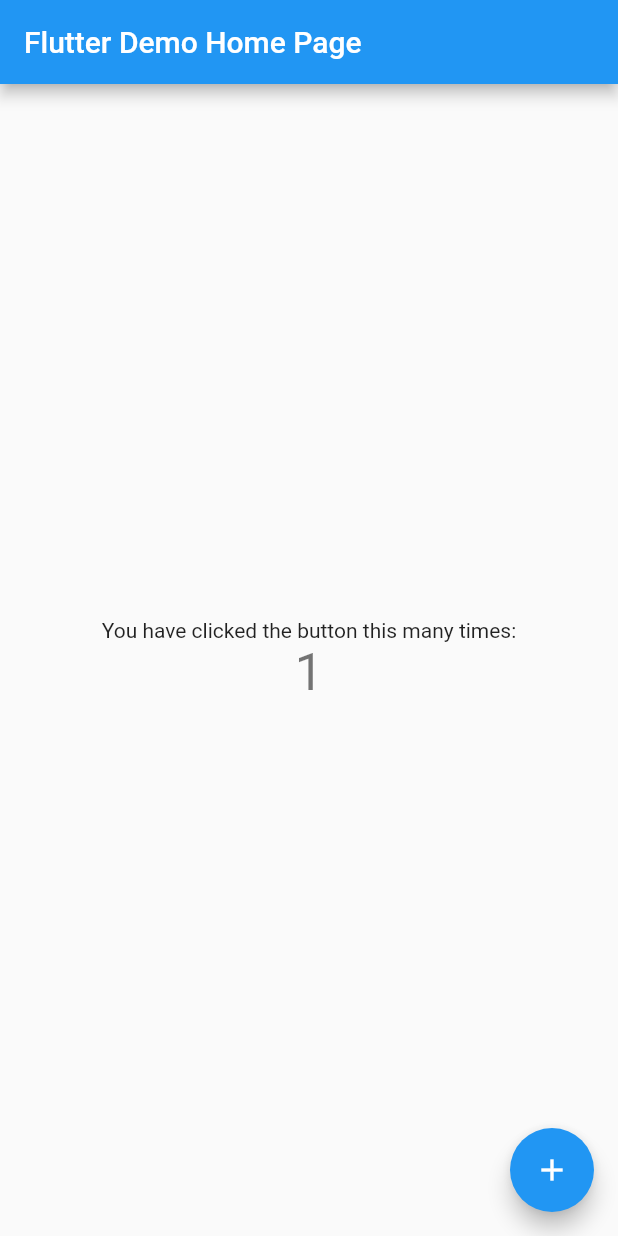
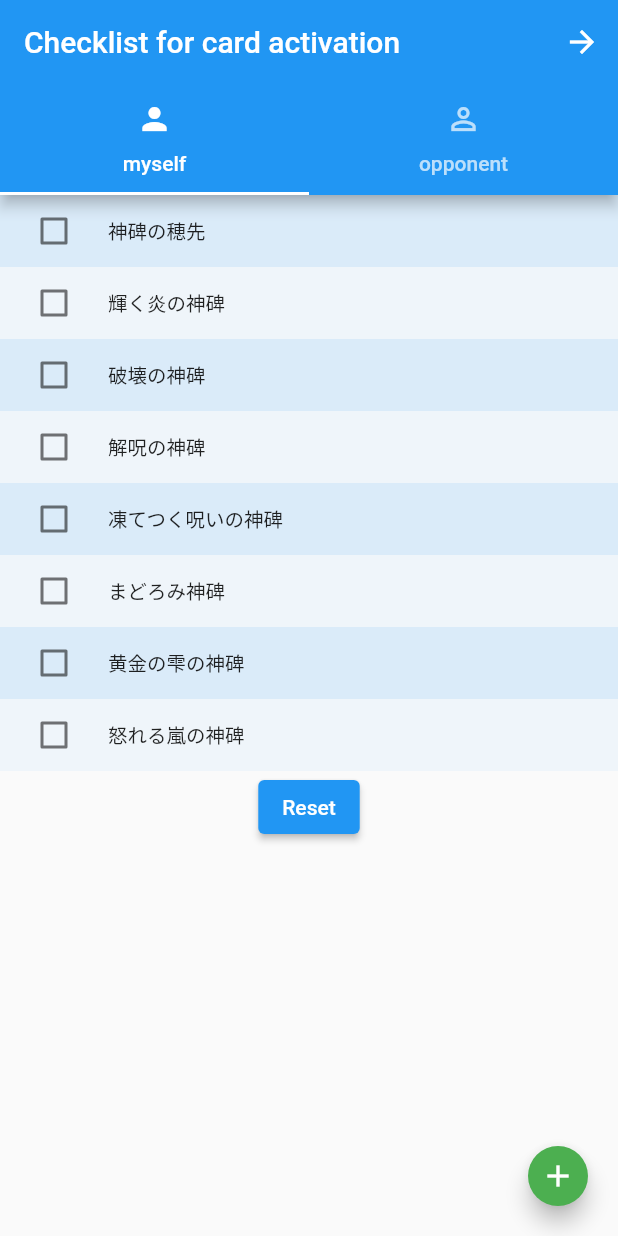
Before and after one commit to toumarihikana/turnchecker, a Flutter app: the screen it shows after launch, after a tap on the "add" icon, on a phone screen of 412 x 824 dp. Run offline on Flutter 3.47's test engine with Material 2 defaults, Android fonts, the phone set to English and light mode, and no system bars.

Commit message:
最低限の機能の実装

```diff
--- /dev/null
+++ b/lib/cardCheckModel.dart
@@ -0,0 +1,21 @@
+class CardCheckModel {
+  int id;
+  String cardName;
+  bool isCheck;
+
+  CardCheckModel(
+      {required this.id, required this.cardName, required this.isCheck});
+
+  static List<CardCheckModel> getUsers() {
+    return <CardCheckModel>[
+      CardCheckModel(id: 1, cardName: '神碑の穂先', isCheck: false),
+      CardCheckModel(id: 2, cardName: '輝く炎の神碑', isCheck: false),
+      CardCheckModel(id: 3, cardName: '破壊の神碑', isCheck: false),
+      CardCheckModel(id: 4, cardName: '解呪の神碑', isCheck: false),
+      CardCheckModel(id: 5, cardName: '凍てつく呪いの神碑', isCheck: false),
+      CardCheckModel(id: 6, cardName: 'まどろみ神碑', isCheck: false),
+      CardCheckModel(id: 7, cardName: '黄金の雫の神碑', isCheck: false),
+      CardCheckModel(id: 8, cardName: '怒れる嵐の神碑', isCheck: false),
+    ];
+  }
+}
--- /dev/null
+++ b/lib/checkListPage.dart
@@ -0,0 +1,146 @@
+import 'package:flutter/material.dart';
+import 'cardCheckModel.dart';
+
+class CheckListPage extends StatefulWidget {
+  const CheckListPage({Key? key}) : super(key: key);
+
+  final String title = 'Checklist for card activation';
+
+  @override
+  _CheckListPageState createState() => _CheckListPageState();
+}
+
+class _CheckListPageState extends State<CheckListPage> {
+  List<CardCheckModel> myCheckBoxModelList = CardCheckModel.getUsers();
+
+  List<CardCheckModel> opponentCheckBoxModelList = CardCheckModel.getUsers();
+
+  @override
+  Widget build(BuildContext context) {
+    final ColorScheme colorScheme = Theme.of(context).colorScheme;
+    final Color oddItemColor = colorScheme.primary.withOpacity(0.05);
+    final Color evenItemColor = colorScheme.primary.withOpacity(0.15);
+    final _tab = <Tab>[
+      const Tab(text: 'myself', icon: Icon(Icons.person)),
+      const Tab(text: 'opponent', icon: Icon(Icons.person_outline))
+    ];
+
+    return MaterialApp(
+      home: DefaultTabController(
+        length: _tab.length,
+        child: Scaffold(
+          appBar: AppBar(
+            title: const Text('Checklist for card activation'),
+            actions: [
+              IconButton(
+                icon: const Icon(Icons.arrow_forward),
+                onPressed: () {},
+              )
+            ],
+            bottom: TabBar(
+              tabs: _tab,
+            ),
+          ),
+          body: SafeArea(
+            child: TabBarView(
+              children: [
+                Column(
+                  mainAxisSize: MainAxisSize.min,
+                  children: <Widget>[
+                    ReorderableListView.builder(
+                      shrinkWrap: true,
+                      itemBuilder: (_, index) => CheckboxListTile(
+                        value: myCheckBoxModelList[index].isCheck,
+                        dense: true,
+                        controlAffinity: ListTileControlAffinity.leading,
+                        onChanged: (bool? val) {
+                          itemChange(myCheckBoxModelList, val!, index);
+                        },
+                        key: Key('$index'),
+                        tileColor: index.isOdd ? oddItemColor : evenItemColor,
+                        title: Text(myCheckBoxModelList[index].cardName),
+                      ),
+                      itemCount: myCheckBoxModelList.length,
+                      onReorder: (int oldIndex, int newIndex) {
+                        _onReorder(myCheckBoxModelList, oldIndex, newIndex);
+                      },
+                    ),
+                    ElevatedButton(
+                      onPressed: () {
+                        resetCheckBox(myCheckBoxModelList);
+                      },
+                      child: const Text(
+                        'Reset',
+                      ),
+                    ),
+                  ],
+                ),
+                Column(
+                  mainAxisSize: MainAxisSize.min,
+                  children: <Widget>[
+                    ReorderableListView.builder(
+                      shrinkWrap: true,
+                      itemBuilder: (_, index) => CheckboxListTile(
+                        value: opponentCheckBoxModelList[index].isCheck,
+                        dense: true,
+                        controlAffinity: ListTileControlAffinity.leading,
+                        onChanged: (bool? val) {
+                          itemChange(opponentCheckBoxModelList, val!, index);
+                        },
+                        key: Key('$index'),
+                        tileColor: index.isOdd ? oddItemColor : evenItemColor,
+                        title: Text(opponentCheckBoxModelList[index].cardName),
+                      ),
+                      itemCount: opponentCheckBoxModelList.length,
+                      onReorder: (int oldIndex, int newIndex) {
+                        _onReorder(
+                            opponentCheckBoxModelList, oldIndex, newIndex);
+                      },
+                    ),
+                    ElevatedButton(
+                      onPressed: () {
+                        resetCheckBox(opponentCheckBoxModelList);
+                      },
+                      child: const Text(
+                        'Reset',
+                      ),
+                    ),
+                  ],
+                ),
+              ],
+            ),
+          ),
+          floatingActionButton: FloatingActionButton(
+            onPressed: () {
+              // Add your onPressed code here!
+            },
+            backgroundColor: Colors.green,
+            mini: true,
+            child: const Icon(Icons.add),
+          ),
+        ),
+      ),
+    );
+  }
+
+  void _onReorder(List<CardCheckModel> items, int oldIndex, int newIndex) {
+    if (oldIndex < newIndex) {
+      newIndex -= 1;
+    }
+    items.insert(newIndex, items.removeAt(oldIndex));
+  }
+
+  void itemChange(List<CardCheckModel> items, bool val, int index) {
+    setState(() {
+      items[index].isCheck = val;
+    });
+  }
+
+  void resetCheckBox(List<CardCheckModel> items) {
+    setState(() {
+      items.forEach((element) {
+        element.isCheck = false;
+      });
+    });
+  }
+}
--- a/lib/main.dart
+++ b/lib/main.dart
@@ -1,6 +1,9 @@
 import 'package:flutter/material.dart';
+import 'package:flutter_web_plugins/flutter_web_plugins.dart';
+import 'checkListPage.dart';
 
 void main() {
+  setUrlStrategy(PathUrlStrategy());
   runApp(const MyApp());
 }
 
@@ -24,92 +27,9 @@ class MyApp extends StatelessWidget {
           // is not restarted.
           primarySwatch: Colors.blue,
         ),
-      home: const MyHomePage(title: 'Flutter Demo Home Page'),
-    );
+        routes: {
+          // '/': (context) => const MyHomePage(title: 'Flutter Demo Home Page'),
+          '/': (context) => const CheckListPage(),
+        });
   }
 }
-
-class MyHomePage extends StatefulWidget {
-  const MyHomePage({Key? key, required this.title}) : super(key: key);
-
-  // This widget is the home page of your application. It is stateful, meaning
-  // that it has a State object (defined below) that contains fields that affect
-  // how it looks.
-
-  // This class is the configuration for the state. It holds the values (in this
-  // case the title) provided by the parent (in this case the App widget) and
-  // used by the build method of the State. Fields in a Widget subclass are
-  // always marked "final".
-
-  final String title;
-
-  @override
-  State<MyHomePage> createState() => _MyHomePageState();
-}
-
-class _MyHomePageState extends State<MyHomePage> {
-  int _counter = 0;
-
-  void _incrementCounter() {
-    setState(() {
-      // This call to setState tells the Flutter framework that something has
-      // changed in this State, which causes it to rerun the build method below
-      // so that the display can reflect the updated values. If we changed
-      // _counter without calling setState(), then the build method would not be
-      // called again, and so nothing would appear to happen.
-      _counter++;
-    });
-  }
-
-  @override
-  Widget build(BuildContext context) {
-    // This method is rerun every time setState is called, for instance as done
-    // by the _incrementCounter method above.
-    //
-    // The Flutter framework has been optimized to make rerunning build methods
-    // fast, so that you can just rebuild anything that needs updating rather
-    // than having to individually change instances of widgets.
-    return Scaffold(
-      appBar: AppBar(
-        // Here we take the value from the MyHomePage object that was created by
-        // the App.build method, and use it to set our appbar title.
-        title: Text(widget.title),
-      ),
-      body: Center(
-        // Center is a layout widget. It takes a single child and positions it
-        // in the middle of the parent.
-        child: Column(
-          // Column is also a layout widget. It takes a list of children and
-          // arranges them vertically. By default, it sizes itself to fit its
-          // children horizontally, and tries to be as tall as its parent.
-          //
-          // Invoke "debug painting" (press "p" in the console, choose the
-          // "Toggle Debug Paint" action from the Flutter Inspector in Android
-          // Studio, or the "Toggle Debug Paint" command in Visual Studio Code)
-          // to see the wireframe for each widget.
-          //
-          // Column has various properties to control how it sizes itself and
-          // how it positions its children. Here we use mainAxisAlignment to
-          // center the children vertically; the main axis here is the vertical
-          // axis because Columns are vertical (the cross axis would be
-          // horizontal).
-          mainAxisAlignment: MainAxisAlignment.center,
-          children: <Widget>[
-            const Text(
-              'You have clicked the button this many times:',
-            ),
-            Text(
-              '$_counter',
-              style: Theme.of(context).textTheme.headline4,
-            ),
-          ],
-        ),
-      ),
-      floatingActionButton: FloatingActionButton(
-        onPressed: _incrementCounter,
-        tooltip: 'Increment',
-        child: const Icon(Icons.add),
-      ), // This trailing comma makes auto-formatting nicer for build methods.
-    );
-  }
-}
--- a/pubspec.yaml
+++ b/pubspec.yaml
@@ -28,6 +28,9 @@ environment:
 # versions available, run `flutter pub outdated`.
 dependencies:
   flutter:
+    sdk: flutter
+
+  flutter_web_plugins:
     sdk: flutter
 
 
```
Also changed, not shown: pubspec.lock, 1 other file. Lines whose indentation alone changed are shown as unchanged.
